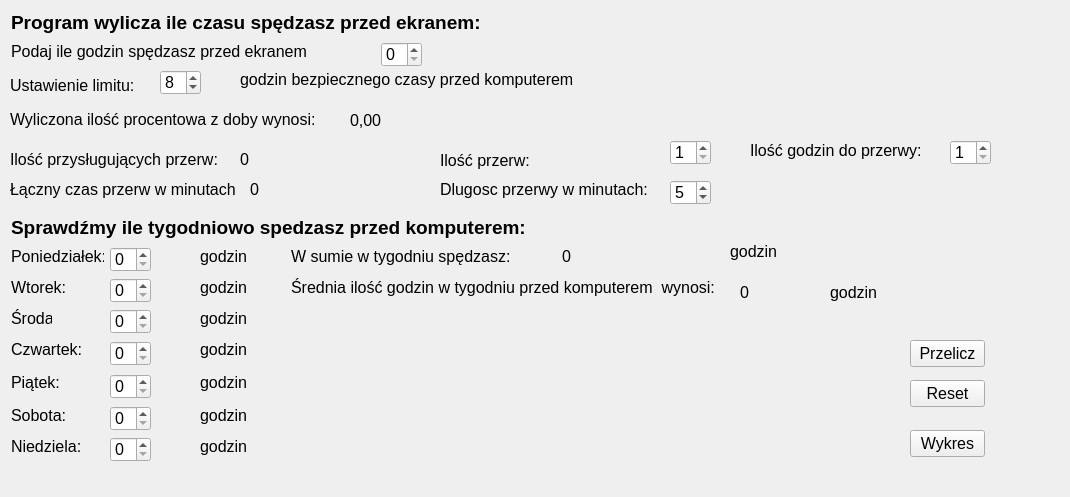
First picture: the form in widget.ui, repository 262114pwr/1-Projekt, before the edit.
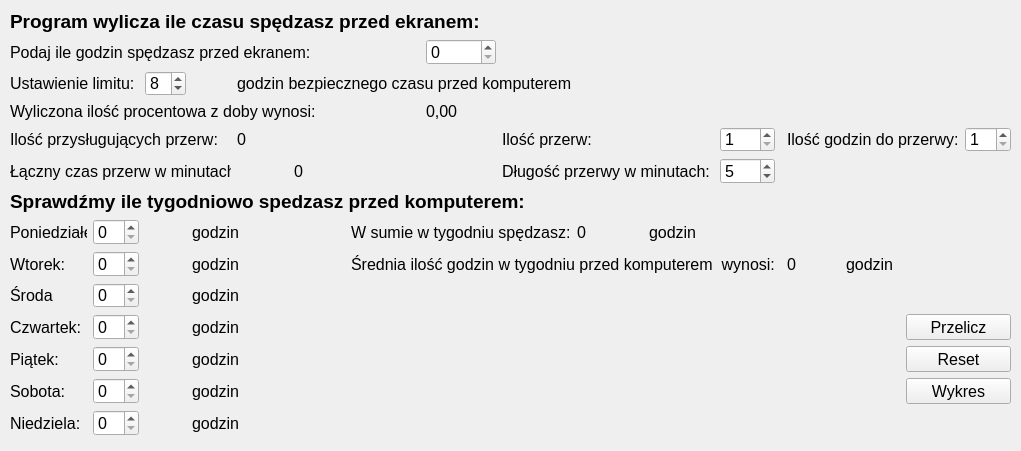
Second picture: the form after the edit.

What changed in the file:
```diff
--- a/widget.ui
+++ b/widget.ui
@@ -6,8 +6,8 @@
    <rect>
     <x>0</x>
     <y>0</y>
-    <width>1070</width>
-    <height>497</height>
+    <width>1021</width>
+    <height>451</height>
    </rect>
   </property>
   <property name="font">
@@ -21,369 +21,51 @@
   <property name="autoFillBackground">
    <bool>true</bool>
   </property>
-  <widget class="QLabel" name="info1_2">
+  <widget class="QWidget" name="">
    <property name="geometry">
     <rect>
      <x>10</x>
-     <y>70</y>
-     <width>131</width>
-     <height>31</height>
+     <y>10</y>
+     <width>1001</width>
+     <height>426</height>
     </rect>
    </property>
+   <layout class="QGridLayout" name="gridLayout">
+    <item row="0" column="0" colspan="9">
+     <widget class="QLabel" name="info">
+      <property name="font">
+       <font>
+        <pointsize>14</pointsize>
+        <weight>75</weight>
+        <bold>true</bold>
+       </font>
+      </property>
+      <property name="text">
+       <string>Program wylicza ile czasu spędzasz przed ekranem:</string>
+      </property>
+     </widget>
+    </item>
+    <item row="1" column="0" colspan="7">
+     <widget class="QLabel" name="info1">
    <property name="font">
     <font>
      <pointsize>12</pointsize>
     </font>
    </property>
    <property name="text">
-    <string>Ustawienie limitu:</string>
-   </property>
-  </widget>
-  <widget class="QSpinBox" name="input_limit_spinBox">
-   <property name="geometry">
-    <rect>
-     <x>160</x>
-     <y>70</y>
-     <width>41</width>
-     <height>25</height>
-    </rect>
-   </property>
-   <property name="maximumSize">
-    <size>
-     <width>41</width>
-     <height>25</height>
-    </size>
-   </property>
+       <string>Podaj ile godzin spędzasz przed ekranem:</string>
+      </property>
+     </widget>
+    </item>
+    <item row="1" column="7">
+     <widget class="QSpinBox" name="input_godzin_spinBox">
    <property name="maximum">
     <number>24</number>
    </property>
-   <property name="value">
-    <number>8</number>
-   </property>
-  </widget>
-  <widget class="QLabel" name="label_20">
-   <property name="geometry">
-    <rect>
-     <x>240</x>
-     <y>70</y>
-     <width>341</width>
-     <height>19</height>
-    </rect>
-   </property>
-   <property name="text">
-    <string>godzin bezpiecznego czasy przed komputerem</string>
-   </property>
-  </widget>
-  <widget class="QLabel" name="label_25">
-   <property name="geometry">
-    <rect>
-     <x>440</x>
-     <y>150</y>
-     <width>209</width>
-     <height>21</height>
-    </rect>
-   </property>
-   <property name="text">
-    <string>Ilość przerw:</string>
-   </property>
-  </widget>
-  <widget class="QLabel" name="label_26">
-   <property name="geometry">
-    <rect>
-     <x>440</x>
-     <y>180</y>
-     <width>227</width>
-     <height>19</height>
-    </rect>
-   </property>
-   <property name="text">
-    <string>Dlugosc przerwy w minutach:</string>
-   </property>
-  </widget>
-  <widget class="QSpinBox" name="input_ilosc_przerw_spinBox">
-   <property name="geometry">
-    <rect>
-     <x>670</x>
-     <y>140</y>
-     <width>41</width>
-     <height>25</height>
-    </rect>
-   </property>
-   <property name="minimum">
-    <number>1</number>
-   </property>
-   <property name="maximum">
-    <number>200</number>
-   </property>
-   <property name="value">
-    <number>1</number>
-   </property>
-  </widget>
-  <widget class="QSpinBox" name="input_dlugosc_przerwy_spinBox">
-   <property name="geometry">
-    <rect>
-     <x>670</x>
-     <y>180</y>
-     <width>41</width>
-     <height>25</height>
-    </rect>
-   </property>
-   <property name="minimum">
-    <number>1</number>
-   </property>
-   <property name="maximum">
-    <number>60</number>
-   </property>
-   <property name="value">
-    <number>5</number>
-   </property>
-  </widget>
-  <widget class="QSpinBox" name="input_ilosc_do_przerwy_spinBox">
-   <property name="geometry">
-    <rect>
-     <x>950</x>
-     <y>140</y>
-     <width>41</width>
-     <height>25</height>
-    </rect>
-   </property>
-   <property name="minimum">
-    <number>1</number>
-   </property>
-   <property name="maximum">
-    <number>24</number>
-   </property>
-  </widget>
-  <widget class="QLabel" name="label_27">
-   <property name="geometry">
-    <rect>
-     <x>750</x>
-     <y>140</y>
-     <width>209</width>
-     <height>21</height>
-    </rect>
-   </property>
-   <property name="text">
-    <string>Ilość godzin do przerwy:</string>
-   </property>
-  </widget>
-  <widget class="QPushButton" name="pushButton_3">
-   <property name="geometry">
-    <rect>
-     <x>910</x>
-     <y>380</y>
-     <width>75</width>
-     <height>27</height>
-    </rect>
-   </property>
-   <property name="text">
-    <string>Reset</string>
-   </property>
-  </widget>
-  <widget class="QLabel" name="output_srednia">
-   <property name="geometry">
-    <rect>
-     <x>740</x>
-     <y>282</y>
-     <width>71</width>
-     <height>20</height>
-    </rect>
-   </property>
-   <property name="text">
-    <string>0</string>
-   </property>
-  </widget>
-  <widget class="QLabel" name="label_23">
-   <property name="geometry">
-    <rect>
-     <x>730</x>
-     <y>242</y>
-     <width>47</width>
-     <height>19</height>
-    </rect>
-   </property>
-   <property name="text">
-    <string>godzin</string>
-   </property>
-  </widget>
-  <widget class="QSpinBox" name="input_nie_spinBox_7">
-   <property name="geometry">
-    <rect>
-     <x>110</x>
-     <y>437</y>
-     <width>41</width>
-     <height>25</height>
-    </rect>
-   </property>
-   <property name="maximum">
-    <number>24</number>
-   </property>
-  </widget>
-  <widget class="QLabel" name="label_18">
-   <property name="geometry">
-    <rect>
-     <x>200</x>
-     <y>437</y>
-     <width>47</width>
-     <height>19</height>
-    </rect>
-   </property>
-   <property name="text">
-    <string>godzin</string>
-   </property>
-  </widget>
-  <widget class="QLabel" name="output_czas_przerw">
-   <property name="geometry">
-    <rect>
-     <x>250</x>
-     <y>180</y>
-     <width>51</width>
-     <height>19</height>
-    </rect>
-   </property>
-   <property name="text">
-    <string>0</string>
-   </property>
-  </widget>
-  <widget class="QLabel" name="output_tydzien_godzin">
-   <property name="geometry">
-    <rect>
-     <x>562</x>
-     <y>247</y>
-     <width>71</width>
-     <height>19</height>
-    </rect>
-   </property>
-   <property name="text">
-    <string>0</string>
-   </property>
-  </widget>
-  <widget class="QLabel" name="label_24">
-   <property name="geometry">
-    <rect>
-     <x>830</x>
-     <y>282</y>
-     <width>47</width>
-     <height>21</height>
-    </rect>
-   </property>
-   <property name="text">
-    <string>godzin</string>
-   </property>
-  </widget>
-  <widget class="QSpinBox" name="input_pon_spinBox">
-   <property name="geometry">
-    <rect>
-     <x>110</x>
-     <y>247</y>
-     <width>41</width>
-     <height>25</height>
-    </rect>
-   </property>
-   <property name="maximum">
-    <number>24</number>
-   </property>
-  </widget>
-  <widget class="QLabel" name="label_12">
-   <property name="geometry">
-    <rect>
-     <x>200</x>
-     <y>247</y>
-     <width>47</width>
-     <height>19</height>
-    </rect>
-   </property>
-   <property name="text">
-    <string>godzin</string>
-   </property>
-  </widget>
-  <widget class="QLabel" name="label_9">
-   <property name="geometry">
-    <rect>
-     <x>291</x>
-     <y>247</y>
-     <width>218</width>
-     <height>19</height>
-    </rect>
-   </property>
-   <property name="text">
-    <string>W sumie w tygodniu spędzasz:</string>
-   </property>
-  </widget>
-  <widget class="QLabel" name="label_3">
-   <property name="geometry">
-    <rect>
-     <x>11</x>
-     <y>278</y>
-     <width>56</width>
-     <height>19</height>
-    </rect>
-   </property>
-   <property name="text">
-    <string>Wtorek:</string>
-   </property>
-  </widget>
-  <widget class="QSpinBox" name="input_wto_spinBox_2">
-   <property name="geometry">
-    <rect>
-     <x>110</x>
-     <y>278</y>
-     <width>41</width>
-     <height>25</height>
-    </rect>
-   </property>
-   <property name="maximum">
-    <number>24</number>
-   </property>
-  </widget>
-  <widget class="QLabel" name="label_13">
-   <property name="geometry">
-    <rect>
-     <x>200</x>
-     <y>278</y>
-     <width>47</width>
-     <height>19</height>
-    </rect>
-   </property>
-   <property name="text">
-    <string>godzin</string>
-   </property>
-  </widget>
-  <widget class="QLabel" name="label_19">
-   <property name="geometry">
-    <rect>
-     <x>291</x>
-     <y>278</y>
-     <width>441</width>
-     <height>19</height>
-    </rect>
-   </property>
-   <property name="text">
-    <string>Średnia ilość godzin w tygodniu przed komputerem  wynosi:</string>
-   </property>
-  </widget>
-  <widget class="QLabel" name="label_5">
-   <property name="geometry">
-    <rect>
-     <x>11</x>
-     <y>309</y>
-     <width>41</width>
-     <height>19</height>
-    </rect>
-   </property>
-   <property name="text">
-    <string>Środa</string>
-   </property>
-  </widget>
+     </widget>
+    </item>
+    <item row="1" column="10" rowspan="2" colspan="7">
   <widget class="QLabel" name="label_invisible">
-   <property name="geometry">
-    <rect>
-     <x>630</x>
-     <y>40</y>
-     <width>401</width>
-     <height>41</height>
-    </rect>
-   </property>
    <property name="palette">
     <palette>
      <active>
@@ -462,15 +144,28 @@
     <string/>
    </property>
   </widget>
+    </item>
+    <item row="2" column="0" colspan="2">
+     <widget class="QLabel" name="info1_2">
+      <property name="font">
+       <font>
+        <pointsize>12</pointsize>
+       </font>
+      </property>
+      <property name="text">
+       <string>Ustawienie limitu:</string>
+      </property>
+     </widget>
+    </item>
+    <item row="2" column="4" colspan="6">
+     <widget class="QLabel" name="label_20">
+      <property name="text">
+       <string>godzin bezpiecznego czasu przed komputerem</string>
+      </property>
+     </widget>
+    </item>
+    <item row="3" column="0" colspan="7">
   <widget class="QLabel" name="label">
-   <property name="geometry">
-    <rect>
-     <x>10</x>
-     <y>110</y>
-     <width>321</width>
-     <height>19</height>
-    </rect>
-   </property>
    <property name="font">
     <font>
      <pointsize>12</pointsize>
@@ -480,67 +175,101 @@
     <string>Wyliczona ilość procentowa z doby wynosi:</string>
    </property>
   </widget>
+    </item>
+    <item row="3" column="7">
   <widget class="QLabel" name="outputWiget_procent_doba">
-   <property name="geometry">
-    <rect>
-     <x>350</x>
-     <y>110</y>
-     <width>61</width>
-     <height>20</height>
-    </rect>
-   </property>
    <property name="text">
     <string>0,00</string>
    </property>
   </widget>
+    </item>
+    <item row="4" column="0" colspan="4">
   <widget class="QLabel" name="label_21">
-   <property name="geometry">
-    <rect>
-     <x>10</x>
-     <y>150</y>
-     <width>209</width>
-     <height>19</height>
-    </rect>
-   </property>
    <property name="text">
     <string>Ilość przysługujących przerw:</string>
    </property>
   </widget>
+    </item>
+    <item row="4" column="4" colspan="2">
   <widget class="QLabel" name="output_przerwa">
-   <property name="geometry">
-    <rect>
-     <x>240</x>
-     <y>150</y>
-     <width>41</width>
-     <height>19</height>
-    </rect>
-   </property>
    <property name="text">
     <string>0</string>
    </property>
   </widget>
+    </item>
+    <item row="4" column="8" colspan="3">
+     <widget class="QLabel" name="label_25">
+      <property name="text">
+       <string>Ilość przerw:</string>
+      </property>
+     </widget>
+    </item>
+    <item row="4" column="11">
+     <widget class="QSpinBox" name="input_ilosc_przerw_spinBox">
+      <property name="minimum">
+       <number>1</number>
+      </property>
+      <property name="maximum">
+       <number>200</number>
+      </property>
+      <property name="value">
+       <number>1</number>
+      </property>
+     </widget>
+    </item>
+    <item row="4" column="13" colspan="3">
+     <widget class="QLabel" name="label_27">
+      <property name="text">
+       <string>Ilość godzin do przerwy:</string>
+      </property>
+     </widget>
+    </item>
+    <item row="4" column="16">
+     <widget class="QSpinBox" name="input_ilosc_do_przerwy_spinBox">
+      <property name="minimum">
+       <number>1</number>
+      </property>
+      <property name="maximum">
+       <number>24</number>
+      </property>
+     </widget>
+    </item>
+    <item row="5" column="0" colspan="4">
   <widget class="QLabel" name="label_22">
-   <property name="geometry">
-    <rect>
-     <x>10</x>
-     <y>180</y>
-     <width>227</width>
-     <height>19</height>
-    </rect>
-   </property>
    <property name="text">
     <string>Łączny czas przerw w minutach:</string>
    </property>
   </widget>
+    </item>
+    <item row="5" column="5" colspan="2">
+     <widget class="QLabel" name="output_czas_przerw">
+      <property name="text">
+       <string>0</string>
+      </property>
+     </widget>
+    </item>
+    <item row="5" column="8" colspan="3">
+     <widget class="QLabel" name="label_26">
+      <property name="text">
+       <string>Długość przerwy w minutach:</string>
+      </property>
+     </widget>
+    </item>
+    <item row="5" column="11">
+     <widget class="QSpinBox" name="input_dlugosc_przerwy_spinBox">
+      <property name="minimum">
+       <number>1</number>
+      </property>
+      <property name="maximum">
+       <number>60</number>
+      </property>
+      <property name="value">
+       <number>5</number>
+      </property>
+     </widget>
+    </item>
+    <item row="6" column="0" colspan="9">
   <widget class="QLabel" name="info_2">
-   <property name="geometry">
-    <rect>
-     <x>11</x>
-     <y>216</y>
-     <width>545</width>
-     <height>23</height>
-    </rect>
-   </property>
    <property name="font">
     <font>
      <pointsize>14</pointsize>
@@ -552,251 +281,234 @@
     <string>Sprawdźmy ile tygodniowo spedzasz przed komputerem:</string>
    </property>
   </widget>
+    </item>
+    <item row="7" column="0">
   <widget class="QLabel" name="label_2">
-   <property name="geometry">
-    <rect>
-     <x>11</x>
-     <y>247</y>
-     <width>93</width>
-     <height>19</height>
-    </rect>
-   </property>
    <property name="text">
     <string>Poniedziałek:</string>
    </property>
   </widget>
-  <widget class="QLabel" name="info">
-   <property name="geometry">
-    <rect>
-     <x>11</x>
-     <y>11</y>
-     <width>492</width>
-     <height>23</height>
-    </rect>
-   </property>
-   <property name="font">
-    <font>
-     <pointsize>14</pointsize>
-     <weight>75</weight>
-     <bold>true</bold>
-    </font>
-   </property>
+    </item>
+    <item row="7" column="1">
+     <widget class="QSpinBox" name="input_pon_spinBox">
+      <property name="maximum">
+       <number>24</number>
+      </property>
+     </widget>
+    </item>
+    <item row="7" column="3" colspan="2">
+     <widget class="QLabel" name="label_12">
    <property name="text">
-    <string>Program wylicza ile czasu spędzasz przed ekranem:</string>
-   </property>
-  </widget>
-  <widget class="QLabel" name="info1">
-   <property name="geometry">
-    <rect>
-     <x>11</x>
-     <y>42</y>
-     <width>296</width>
-     <height>19</height>
-    </rect>
-   </property>
-   <property name="font">
-    <font>
-     <pointsize>12</pointsize>
-    </font>
-   </property>
+       <string>godzin</string>
+      </property>
+     </widget>
+    </item>
+    <item row="7" column="6" colspan="3">
+     <widget class="QLabel" name="label_9">
    <property name="text">
-    <string>Podaj ile godzin spędzasz przed ekranem:</string>
-   </property>
-  </widget>
-  <widget class="QSpinBox" name="input_godzin_spinBox">
-   <property name="geometry">
-    <rect>
-     <x>381</x>
-     <y>42</y>
-     <width>41</width>
-     <height>25</height>
-    </rect>
-   </property>
+       <string>W sumie w tygodniu spędzasz:</string>
+      </property>
+     </widget>
+    </item>
+    <item row="8" column="0">
+     <widget class="QLabel" name="label_3">
+      <property name="text">
+       <string>Wtorek:</string>
+      </property>
+     </widget>
+    </item>
+    <item row="8" column="1">
+     <widget class="QSpinBox" name="input_wto_spinBox_2">
    <property name="maximum">
     <number>24</number>
    </property>
   </widget>
-  <widget class="QPushButton" name="pushButton_2">
-   <property name="geometry">
-    <rect>
-     <x>910</x>
-     <y>430</y>
-     <width>75</width>
-     <height>27</height>
-    </rect>
-   </property>
+    </item>
+    <item row="8" column="3" colspan="2">
+     <widget class="QLabel" name="label_13">
    <property name="text">
-    <string>Wykres</string>
-   </property>
-  </widget>
-  <widget class="QLabel" name="label_7">
-   <property name="geometry">
-    <rect>
-     <x>11</x>
-     <y>406</y>
-     <width>55</width>
-     <height>19</height>
-    </rect>
-   </property>
+       <string>godzin</string>
+      </property>
+     </widget>
+    </item>
+    <item row="8" column="6" colspan="7">
+     <widget class="QLabel" name="label_19">
    <property name="text">
-    <string>Sobota:</string>
-   </property>
-  </widget>
-  <widget class="QSpinBox" name="input_sob_spinBox_6">
-   <property name="geometry">
-    <rect>
-     <x>110</x>
-     <y>406</y>
-     <width>41</width>
-     <height>25</height>
-    </rect>
-   </property>
-   <property name="maximum">
-    <number>24</number>
-   </property>
-  </widget>
-  <widget class="QLabel" name="label_17">
-   <property name="geometry">
-    <rect>
-     <x>200</x>
-     <y>406</y>
-     <width>47</width>
-     <height>19</height>
-    </rect>
-   </property>
+       <string>Średnia ilość godzin w tygodniu przed komputerem  wynosi:</string>
+      </property>
+     </widget>
+    </item>
+    <item row="8" column="13">
+     <widget class="QLabel" name="output_srednia">
+      <property name="text">
+       <string>0</string>
+      </property>
+     </widget>
+    </item>
+    <item row="8" column="14">
+     <widget class="QLabel" name="label_24">
    <property name="text">
     <string>godzin</string>
    </property>
   </widget>
-  <widget class="QLabel" name="label_8">
-   <property name="geometry">
-    <rect>
-     <x>11</x>
-     <y>437</y>
-     <width>69</width>
-     <height>19</height>
-    </rect>
-   </property>
+    </item>
+    <item row="9" column="0">
+     <widget class="QLabel" name="label_5">
    <property name="text">
-    <string>Niedziela:</string>
-   </property>
-  </widget>
-  <widget class="QLabel" name="label_16">
-   <property name="geometry">
-    <rect>
-     <x>200</x>
-     <y>373</y>
-     <width>47</width>
-     <height>19</height>
-    </rect>
-   </property>
+       <string>Środa</string>
+      </property>
+     </widget>
+    </item>
+    <item row="9" column="1">
+     <widget class="QSpinBox" name="input_sro_spinBox_3">
+      <property name="maximum">
+       <number>24</number>
+      </property>
+     </widget>
+    </item>
+    <item row="9" column="3" colspan="2">
+     <widget class="QLabel" name="label_14">
    <property name="text">
     <string>godzin</string>
    </property>
   </widget>
+    </item>
+    <item row="10" column="0">
+     <widget class="QLabel" name="label_4">
+      <property name="text">
+       <string>Czwartek:</string>
+      </property>
+     </widget>
+    </item>
+    <item row="10" column="1">
   <widget class="QSpinBox" name="input_czw_spinBox_4">
-   <property name="geometry">
-    <rect>
-     <x>110</x>
-     <y>341</y>
-     <width>41</width>
-     <height>25</height>
-    </rect>
-   </property>
    <property name="maximum">
     <number>24</number>
    </property>
   </widget>
+    </item>
+    <item row="10" column="3" colspan="2">
   <widget class="QLabel" name="label_15">
-   <property name="geometry">
-    <rect>
-     <x>200</x>
-     <y>340</y>
-     <width>47</width>
-     <height>19</height>
-    </rect>
-   </property>
    <property name="text">
     <string>godzin</string>
    </property>
   </widget>
+    </item>
+    <item row="10" column="15" colspan="2">
   <widget class="QPushButton" name="pushButton">
-   <property name="geometry">
-    <rect>
-     <x>910</x>
-     <y>340</y>
-     <width>75</width>
-     <height>27</height>
-    </rect>
-   </property>
    <property name="text">
     <string>Przelicz</string>
    </property>
   </widget>
+    </item>
+    <item row="11" column="0">
   <widget class="QLabel" name="label_6">
-   <property name="geometry">
-    <rect>
-     <x>11</x>
-     <y>373</y>
-     <width>48</width>
-     <height>19</height>
-    </rect>
-   </property>
    <property name="text">
     <string>Piątek:</string>
    </property>
   </widget>
+    </item>
+    <item row="11" column="1">
   <widget class="QSpinBox" name="input_pia_spinBox_5">
-   <property name="geometry">
-    <rect>
-     <x>110</x>
-     <y>374</y>
-     <width>41</width>
-     <height>25</height>
-    </rect>
-   </property>
+      <property name="maximum">
+       <number>24</number>
+      </property>
+     </widget>
+    </item>
+    <item row="11" column="3" colspan="2">
+     <widget class="QLabel" name="label_16">
+      <property name="text">
+       <string>godzin</string>
+      </property>
+     </widget>
+    </item>
+    <item row="11" column="15" colspan="2">
+     <widget class="QPushButton" name="pushButton_3">
+      <property name="text">
+       <string>Reset</string>
+      </property>
+     </widget>
+    </item>
+    <item row="12" column="0">
+     <widget class="QLabel" name="label_7">
+      <property name="text">
+       <string>Sobota:</string>
+      </property>
+     </widget>
+    </item>
+    <item row="12" column="1">
+     <widget class="QSpinBox" name="input_sob_spinBox_6">
    <property name="maximum">
     <number>24</number>
    </property>
   </widget>
-  <widget class="QSpinBox" name="input_sro_spinBox_3">
-   <property name="geometry">
-    <rect>
-     <x>110</x>
-     <y>309</y>
+    </item>
+    <item row="12" column="3" colspan="2">
+     <widget class="QLabel" name="label_17">
+      <property name="text">
+       <string>godzin</string>
+      </property>
+     </widget>
+    </item>
+    <item row="13" column="0">
+     <widget class="QLabel" name="label_8">
+      <property name="text">
+       <string>Niedziela:</string>
+      </property>
+     </widget>
+    </item>
+    <item row="13" column="1">
+     <widget class="QSpinBox" name="input_nie_spinBox_7">
+      <property name="maximum">
+       <number>24</number>
+      </property>
+     </widget>
+    </item>
+    <item row="13" column="3" colspan="2">
+     <widget class="QLabel" name="label_18">
+      <property name="text">
+       <string>godzin</string>
+      </property>
+     </widget>
+    </item>
+    <item row="2" column="2">
+     <widget class="QSpinBox" name="input_limit_spinBox">
+      <property name="maximumSize">
+       <size>
      <width>41</width>
      <height>25</height>
-    </rect>
+       </size>
    </property>
    <property name="maximum">
     <number>24</number>
    </property>
-  </widget>
-  <widget class="QLabel" name="label_14">
-   <property name="geometry">
-    <rect>
-     <x>200</x>
-     <y>309</y>
-     <width>47</width>
-     <height>19</height>
-    </rect>
-   </property>
+      <property name="value">
+       <number>8</number>
+      </property>
+     </widget>
+    </item>
+    <item row="7" column="9">
+     <widget class="QLabel" name="output_tydzien_godzin">
+      <property name="text">
+       <string>0</string>
+      </property>
+     </widget>
+    </item>
+    <item row="7" column="10">
+     <widget class="QLabel" name="label_23">
    <property name="text">
     <string>godzin</string>
    </property>
   </widget>
-  <widget class="QLabel" name="label_4">
-   <property name="geometry">
-    <rect>
-     <x>11</x>
-     <y>340</y>
-     <width>70</width>
-     <height>19</height>
-    </rect>
-   </property>
+    </item>
+    <item row="12" column="15" colspan="2">
+     <widget class="QPushButton" name="pushButton_2">
    <property name="text">
-    <string>Czwartek:</string>
-   </property>
+       <string>Wykres</string>
+      </property>
+     </widget>
+    </item>
+   </layout>
   </widget>
  </widget>
  <resources/>
```
Lines whose indentation alone changed are shown as unchanged.
